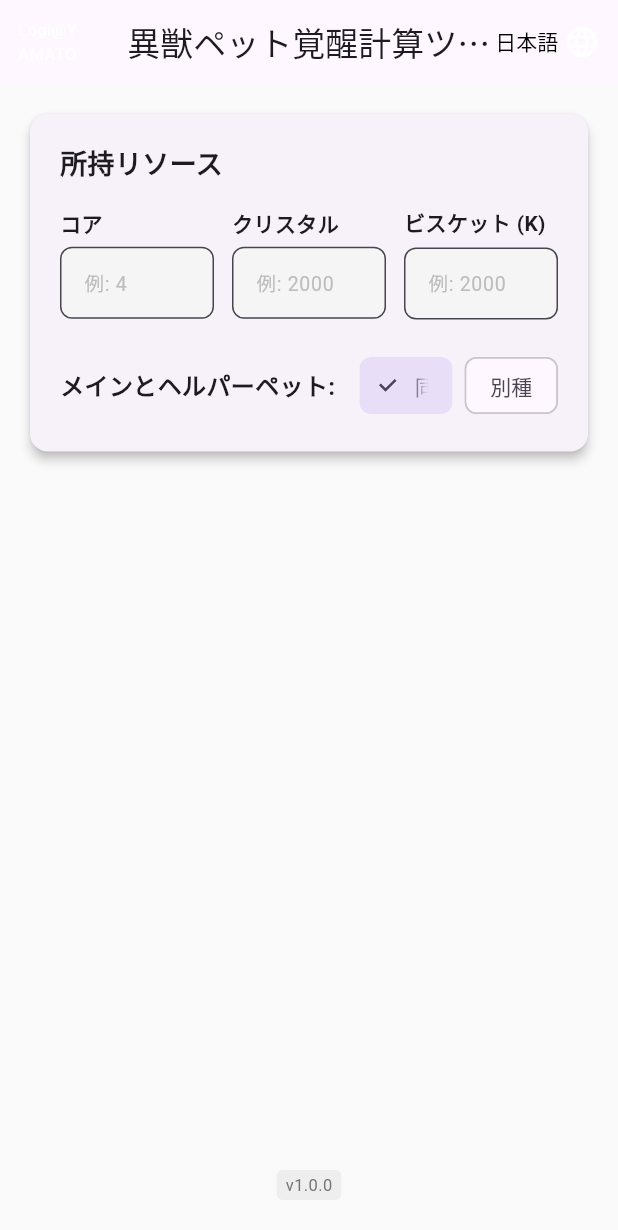
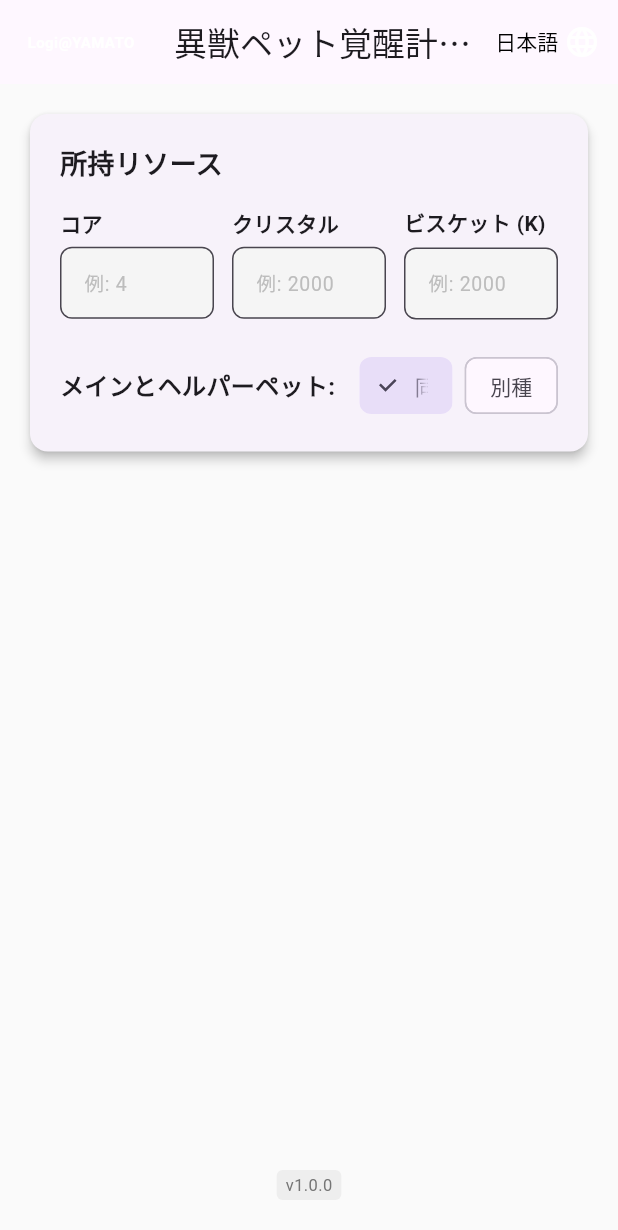
Before and after one commit to logiy5521-tech/xenoawake, a Flutter app: the screen it shows after launch, on a phone screen of 412 x 824 dp. Shown: the top 1230 px of the screen. Run offline on Flutter 3.47's test engine with Material 3 defaults, Android fonts, the light colour scheme and no system bars; our stand-ins replace shared_preferences.

Commit message:
表示調整

```diff
--- a/lib/resource_calculator.dart
+++ b/lib/resource_calculator.dart
@@ -80,8 +80,6 @@ class _ResourceCalculatorScreenState extends State<ResourceCalculatorScreen> {
       _crystalController.text = prefs.getString('res_crystal') ?? '';
       _biscuitController.text = prefs.getString('res_biscuit') ?? '';
       isSameType = prefs.getBool('res_isSameType') ?? true;
-      selectedMainAwakening = prefs.getString('res_mainAwakening') ?? '覚醒0';
-      selectedHelperAwakening = prefs.getString('res_helperAwakening') ?? '覚醒0';
     });
     if (_coreController.text.isNotEmpty && _crystalController.text.isNotEmpty && _biscuitController.text.isNotEmpty) {
       _autoCalculate();
@@ -94,8 +92,40 @@ class _ResourceCalculatorScreenState extends State<ResourceCalculatorScreen> {
     await prefs.setString('res_crystal', _crystalController.text);
     await prefs.setString('res_biscuit', _biscuitController.text);
     await prefs.setBool('res_isSameType', isSameType);
-    await prefs.setString('res_mainAwakening', selectedMainAwakening);
-    await prefs.setString('res_helperAwakening', selectedHelperAwakening);
+  }
+
+  // 別種モード用の自動覚醒レベル計算
+  void _calculateOptimalAwakeningLevels(int core, int crystal) {
+    // スキル枠が上がる覚醒レベルの優先順位（ヘルパー優先）
+    final priorityLevels = ['覚醒0', '黄2', '黄4', '赤1', '赤3', '赤5'];
+
+    String bestHelperLevel = '覚醒0';
+    String bestMainLevel = '覚醒0';
+
+    // ヘルパーを優先して上げる
+    for (String level in priorityLevels.reversed) {
+      final data = awakeningTable.firstWhere((d) => d.level == level);
+      if (data.totalCore <= core && data.totalCrystal <= crystal) {
+        bestHelperLevel = level;
+        break;
+      }
+    }
+
+    // 残りのリソースでメインを上げる
+    final helperData = awakeningTable.firstWhere((d) => d.level == bestHelperLevel);
+    int remainingCore = core - helperData.totalCore;
+    int remainingCrystal = crystal - helperData.totalCrystal;
+
+    for (String level in awakeningTable.map((d) => d.level).toList().reversed) {
+      final data = awakeningTable.firstWhere((d) => d.level == level);
+      if (data.totalCore <= remainingCore && data.totalCrystal <= remainingCrystal) {
+        bestMainLevel = level;
+        break;
+      }
+    }
+
+    selectedHelperAwakening = bestHelperLevel;
+    selectedMainAwakening = bestMainLevel;
   }
 
   void _autoCalculate() {
@@ -114,6 +144,11 @@ class _ResourceCalculatorScreenState extends State<ResourceCalculatorScreen> {
     final core = int.tryParse(coreText) ?? 0;
     final crystal = int.tryParse(crystalText) ?? 0;
     final biscuit = (int.tryParse(biscuitText) ?? 0) * 1000;
+
+    // 別種モードの場合、自動で覚醒レベルを計算
+    if (!isSameType) {
+      _calculateOptimalAwakeningLevels(core, crystal);
+    }
 
     _calculate(core, crystal, biscuit);
     _saveValues();
@@ -380,12 +415,13 @@ class _ResourceCalculatorScreenState extends State<ResourceCalculatorScreen> {
       appBar: AppBar(
         title: Text(loc.translate('appTitle')),
         centerTitle: true,
+        leadingWidth: 100,
         leading: Padding(
-          padding: const EdgeInsets.only(left: 12),
+          padding: const EdgeInsets.only(left: 8),
           child: Center(
             child: Text(
               kAppCredit,
-              style: const TextStyle(fontSize: 11, color: Colors.white70, fontWeight: FontWeight.w500),
+              style: const TextStyle(fontSize: 10, color: Colors.white, fontWeight: FontWeight.w600),
             ),
           ),
         ),
@@ -501,80 +537,7 @@ class _ResourceCalculatorScreenState extends State<ResourceCalculatorScreen> {
                 ),
               ],
             ),
-            if (!isSameType) ...[
-              const SizedBox(height: 16),
-              Row(
-                children: [
-                  Expanded(
-                    child: Column(
-                      crossAxisAlignment: CrossAxisAlignment.start,
-                      children: [
-                        Text(
-                          loc.translate('mainPetAwakeningLevel'),
-                          style: const TextStyle(fontSize: 14, fontWeight: FontWeight.w600),
-                        ),
-                        const SizedBox(height: 6),
-                        DropdownButtonFormField<String>(
-                          key: ValueKey(selectedMainAwakening),
-                          initialValue: selectedMainAwakening,
-                          items: awakeningTable
-                              .map((data) => DropdownMenuItem(value: data.level, child: Text(data.level)))
-                              .toList(),
-                          onChanged: (value) {
-                            if (value != null) {
-                              setState(() {
-                                selectedMainAwakening = value;
-                                _autoCalculate();
-                              });
-                            }
-                          },
-                          decoration: InputDecoration(
-                            filled: true,
-                            fillColor: Colors.grey[100],
-                            border: OutlineInputBorder(borderRadius: BorderRadius.circular(8)),
-                            contentPadding: const EdgeInsets.symmetric(horizontal: 12, vertical: 12),
-                          ),
-                        ),
-                      ],
-                    ),
-                  ),
-                  const SizedBox(width: 12),
-                  Expanded(
-                    child: Column(
-                      crossAxisAlignment: CrossAxisAlignment.start,
-                      children: [
-                        Text(
-                          loc.translate('helperPetAwakeningLevel'),
-                          style: const TextStyle(fontSize: 14, fontWeight: FontWeight.w600),
-                        ),
-                        const SizedBox(height: 6),
-                        DropdownButtonFormField<String>(
-                          key: ValueKey(selectedHelperAwakening),
-                          initialValue: selectedHelperAwakening,
-                          items: awakeningTable
-                              .map((data) => DropdownMenuItem(value: data.level, child: Text(data.level)))
-                              .toList(),
-                          onChanged: (value) {
-                            if (value != null) {
-                              setState(() {
-                                selectedHelperAwakening = value;
-                                _autoCalculate();
-                              });
-                            }
-                          },
-                          decoration: InputDecoration(
-                            filled: true,
-                            fillColor: Colors.grey[100],
-                            border: OutlineInputBorder(borderRadius: BorderRadius.circular(8)),
-                            contentPadding: const EdgeInsets.symmetric(horizontal: 12, vertical: 12),
-                          ),
-                        ),
-                      ],
-                    ),
-                  ),
-                ],
-              ),
-              if (resourceWarning != null) ...[
+            if (!isSameType && resourceWarning != null) ...[
               const SizedBox(height: 12),
               Container(
                 padding: const EdgeInsets.all(12),
@@ -596,7 +559,6 @@ class _ResourceCalculatorScreenState extends State<ResourceCalculatorScreen> {
                   ],
                 ),
               ),
-              ],
             ],
           ],
         ),
@@ -645,6 +607,7 @@ class _ResourceCalculatorScreenState extends State<ResourceCalculatorScreen> {
                   loc.translate('referenceSetup'),
                   style: const TextStyle(fontSize: 18, fontWeight: FontWeight.bold, color: Colors.white),
                 ),
+                if (isSameType)
                   Row(
                     children: [
                       Container(
@@ -662,6 +625,37 @@ class _ResourceCalculatorScreenState extends State<ResourceCalculatorScreen> {
                         child: Text(
                           '${loc.translate('skillSlots')}: ${result!.totalSkillSlots}',
                           style: const TextStyle(color: Colors.white, fontWeight: FontWeight.bold),
+                        ),
+                      ),
+                    ],
+                  )
+                else
+                  Row(
+                    children: [
+                      Container(
+                        padding: const EdgeInsets.symmetric(horizontal: 8, vertical: 4),
+                        decoration: BoxDecoration(color: Colors.red[400], borderRadius: BorderRadius.circular(12)),
+                        child: Text(
+                          '${loc.translate('mainPet')} ${loc.translate('awakening')}: ${result!.mainAwakening}',
+                          style: const TextStyle(color: Colors.white, fontWeight: FontWeight.bold, fontSize: 11),
+                        ),
+                      ),
+                      const SizedBox(width: 6),
+                      Container(
+                        padding: const EdgeInsets.symmetric(horizontal: 8, vertical: 4),
+                        decoration: BoxDecoration(color: Colors.blue[400], borderRadius: BorderRadius.circular(12)),
+                        child: Text(
+                          '${loc.translate('helperPet')} ${loc.translate('awakening')}: ${result!.helperAwakening}',
+                          style: const TextStyle(color: Colors.white, fontWeight: FontWeight.bold, fontSize: 11),
+                        ),
+                      ),
+                      const SizedBox(width: 6),
+                      Container(
+                        padding: const EdgeInsets.symmetric(horizontal: 8, vertical: 4),
+                        decoration: BoxDecoration(color: Colors.green[400], borderRadius: BorderRadius.circular(12)),
+                        child: Text(
+                          '${loc.translate('skillSlots')}: ${result!.totalSkillSlots}',
+                          style: const TextStyle(color: Colors.white, fontWeight: FontWeight.bold, fontSize: 11),
                         ),
                       ),
                     ],
```
Lines whose indentation alone changed are shown as unchanged.
